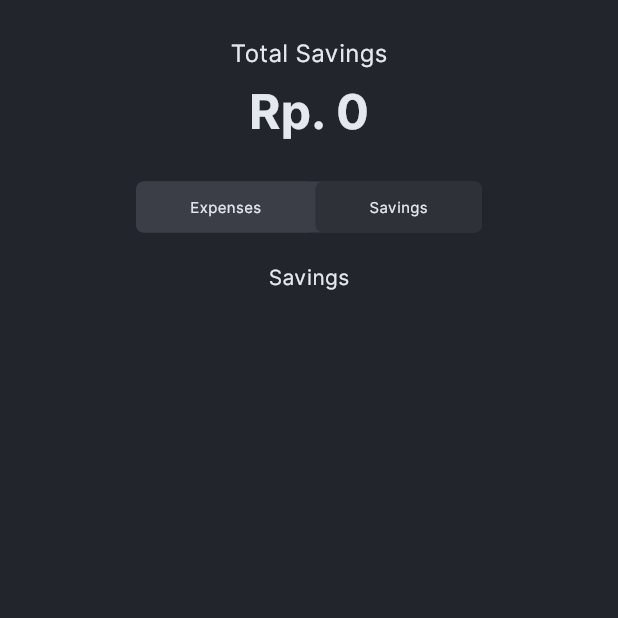
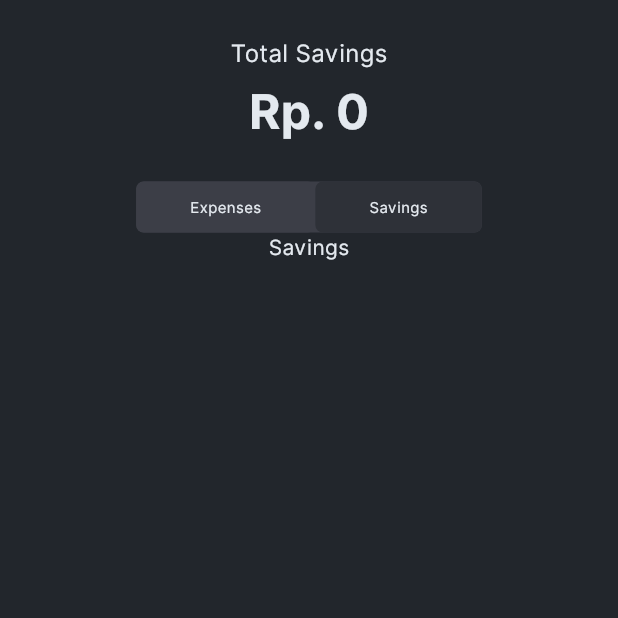
Before and after one commit to FaaizHaikal/spendiary, a Flutter app: the DashboardScreen screen opened directly, after a tap on "Savings", on a phone screen of 412 x 824 dp, the top half of it. Run offline on Flutter 3.47's test engine with Material 3 defaults, Android fonts, the phone set to English and light mode, and no system bars; our stand-ins replace dio, fl_chart, flutter_riverpod, shared_preferences; accounts and stored records are empty; network calls fail.

Commit message:
chore: prettier

```diff
--- a/lib/core/services/dio_client.dart
+++ b/lib/core/services/dio_client.dart
@@ -12,6 +12,7 @@ class DioClient {
             (status) => status != null && status >= 200 && status < 300,
       ),
     )
+    // ..interceptors.add(LogInterceptor(responseBody: true))
     ..interceptors.add(
       InterceptorsWrapper(
         onRequest: (options, handler) async {
--- a/lib/features/dashboard/presentation/dashboard_screen.dart
+++ b/lib/features/dashboard/presentation/dashboard_screen.dart
@@ -27,18 +27,27 @@ class _DashboardScreenState extends State<DashboardScreen> {
             Consumer(
               builder: (context, ref, _) {
                 final total = ref.watch(
-                  expensesControllerProvider.select((state) => state.total)
+                  expensesControllerProvider.select((state) => state.total),
                 );
 
                 return Column(
                   children: [
                     _selectedIndex == 0
-                        ? const Text('Total Expenses', style: TextStyle(fontSize: 16))
-                        : const Text('Total Savings', style: TextStyle(fontSize: 16)),
+                        ? const Text(
+                          'Total Expenses',
+                          style: TextStyle(fontSize: 16),
+                        )
+                        : const Text(
+                          'Total Savings',
+                          style: TextStyle(fontSize: 16),
+                        ),
                     const SizedBox(height: 4),
                     Text(
                       total.toIDR(decimalDigits: 0),
-                      style: const TextStyle(fontSize: 32, fontWeight: FontWeight.bold),
+                      style: const TextStyle(
+                        fontSize: 32,
+                        fontWeight: FontWeight.bold,
+                      ),
                     ),
                   ],
                 );
@@ -50,11 +59,11 @@ class _DashboardScreenState extends State<DashboardScreen> {
               selectedIndex: _selectedIndex,
               onSelected: (index) => setState(() => _selectedIndex = index),
             ),
-            const SizedBox(height: 20),
             if (_selectedIndex == 0)
               const ExpensesContent()
             else
               const Text('Savings'),
+            // const
           ],
         ),
       ),
```
Also changed, not shown: lib/core/utils.dart (indentation only).
